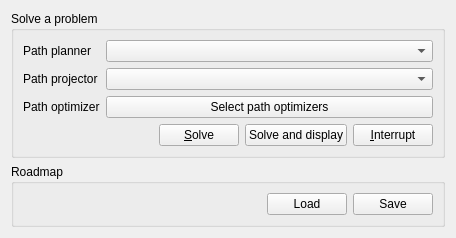
humanoid-path-planner/hpp-gui, file plugins/hppwidgetsplugin/solverwidget.ui: the form before one commit.
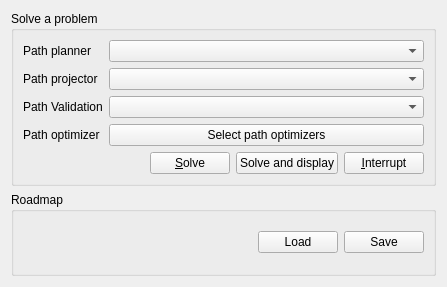
The form after the commit. Icons and pictures are not drawn.

Commit message: Can change the PathValidation algorithm in solver

What changed in the file:
```diff
--- a/plugins/hppwidgetsplugin/solverwidget.ui
+++ b/plugins/hppwidgetsplugin/solverwidget.ui
@@ -6,8 +6,8 @@
    <rect>
     <x>0</x>
     <y>0</y>
-    <width>456</width>
-    <height>234</height>
+    <width>447</width>
+    <height>287</height>
    </rect>
   </property>
   <property name="windowTitle">
@@ -45,20 +45,30 @@
         <item row="1" column="1">
          <widget class="QComboBox" name="pathProjectorComboBox"/>
         </item>
-        <item row="2" column="0">
+        <item row="3" column="0">
          <widget class="QLabel" name="pathOptimizerLabel">
           <property name="text">
            <string>Path optimizer</string>
           </property>
          </widget>
         </item>
-        <item row="2" column="1">
+        <item row="3" column="1">
          <widget class="QPushButton" name="pathOptimizerButton">
           <property name="text">
            <string>Select path optimizers</string>
           </property>
          </widget>
         </item>
+        <item row="2" column="0">
+         <widget class="QLabel" name="pathValidationLabel">
+          <property name="text">
+           <string>Path Validation</string>
+          </property>
+         </widget>
+        </item>
+        <item row="2" column="1">
+         <widget class="QComboBox" name="pathValidationComboBox"/>
+        </item>
        </layout>
       </item>
       <item>
```
The commit also changes 2 other files.
